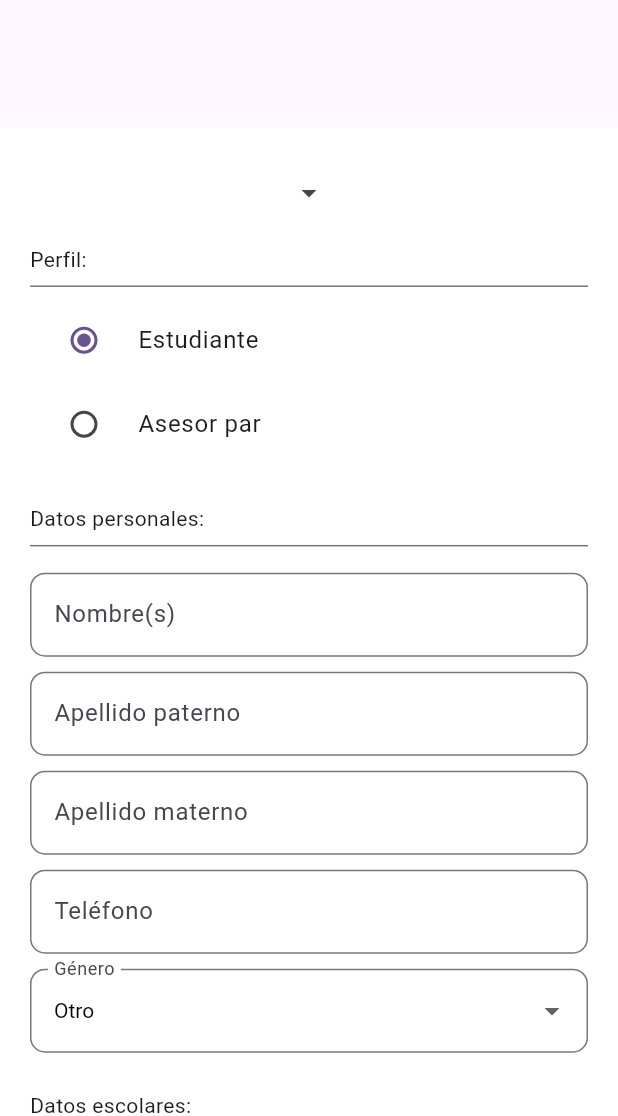
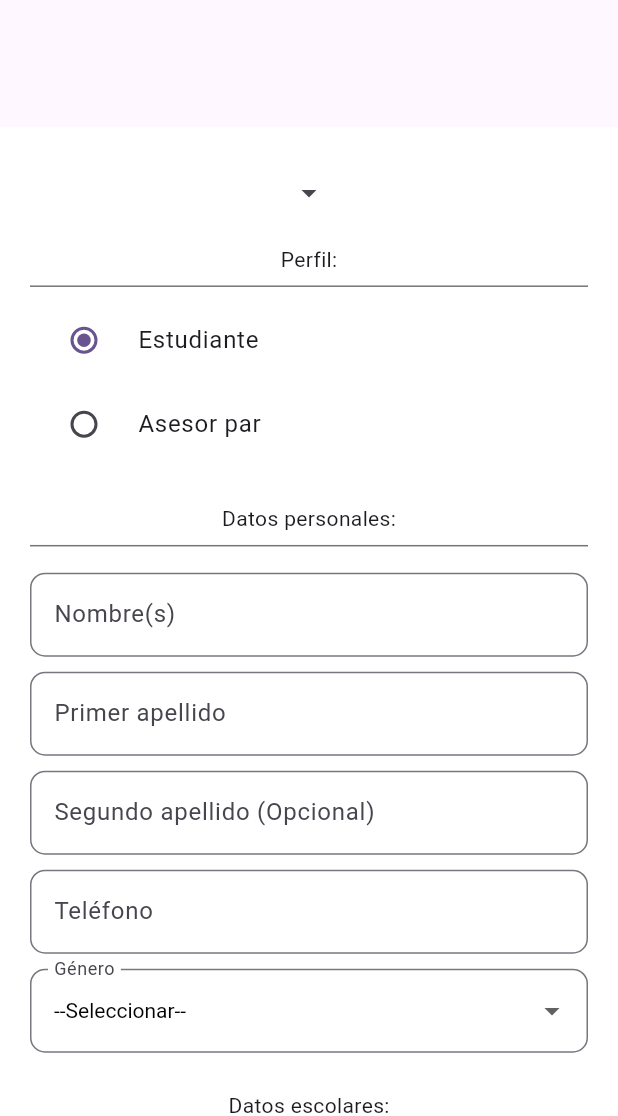
Before and after one commit to XamalionDev/academic_advice_app, a Flutter app: the screen it shows after launch, after a tap on "Registrarse", on a phone screen of 412 x 824 dp, the part 120-1236 px from its top. Run offline on Flutter 3.47's test engine with Material 2 defaults, Android fonts, the light colour scheme and no system bars; our stand-ins replace firebase_auth, firebase_core, flutter_riverpod, go_router; accounts and stored records are empty; generated files the repository leaves out were written again.

Commit message:
Design: part 2. Patch 3.

```diff
--- /dev/null
+++ b/lib/model/static_data/lists.dart
@@ -0,0 +1,18 @@
+final List<String> gendersList = <String>[
+  '--Seleccionar--','Hombre','Mujer', 'Otro', 'Prefiero no responder'
+];
+
+final List<String> degreeProgramList = <String>[
+  '--Seleccionar--',
+  'Ingeniería en Sistemas Compuatacionales',
+  'Ingeniería en Tecnologías de la Información',
+  'Ingeniería Mecatrónica',
+  'Ingeniería Industrial',
+  'Ingeniería en Gestión Empresarial',
+  'Ingeniería Bioquímica',
+  'Ingeniería en Nanotecnología'
+];
+
+final List<String> semesterList = <String>[
+  '--Seleccionar--','1','2','3','4','5','6','7','8','9','10','11','12'
+];
--- /dev/null
+++ b/lib/view/custom_widgets/custom_dropdown_field.dart
@@ -0,0 +1,94 @@
+import 'package:flutter/material.dart';
+import 'custom_settings.dart';
+
+class CustomDropdownField extends StatefulWidget {
+  final String label;
+  final List<String> items;
+  final ValueNotifier<String> dropdownValue;
+
+  const CustomDropdownField({
+    Key? key,
+    required this.label,
+    required this.items,
+    required this.dropdownValue,
+  }) : super(key: key);
+
+  @override
+  State<CustomDropdownField> createState() => _CustomDropdownField222();
+}
+
+class _CustomDropdownField222 extends State<CustomDropdownField> {
+  @override
+  Widget build(BuildContext context) {
+    return ValueListenableBuilder(
+      valueListenable: widget.dropdownValue,
+      builder: (context, String value, _) {
+        return DropdownButtonFormField(
+          validator: (value) {
+            return validateDropdown(value);
+          },
+          decoration: InputDecoration(
+            border: setBorder(),
+            labelText: widget.label,
+          ),
+          value: value.isEmpty ? null : value,
+          style: const TextStyle(fontWeight: FontWeight.normal, color: Colors.black),
+          icon: const Icon(Icons.arrow_drop_down),
+          elevation: 16,
+          onChanged: (String? newValue) {
+            widget.dropdownValue.value = newValue!;
+          },
+          items: widget.items.map<DropdownMenuItem<String>>((String value) {
+            return DropdownMenuItem<String>(
+              alignment: AlignmentDirectional.centerStart,
+              value: value,
+              child: Text(value),
+            );
+          }).toList(),
+        );
+      },
+    );
+  }
+}
+
+/*class CustomDropdownField extends StatefulWidget {
+  final String label;
+  final List<String> items;
+  const CustomDropdownField({super.key, required this.label, required this.items});
+
+  @override
+  State<CustomDropdownField> createState() => _CustomDropdownFieldState();
+}
+
+class _CustomDropdownFieldState extends State<CustomDropdownField> {
+  String dropdownValue = '--Seleccionar--';
+
+  @override
+  Widget build(BuildContext context) {
+    return DropdownButtonFormField(
+      validator: (value) {
+        return validateDropdown(value);
+      },
+      decoration: InputDecoration(
+        border: setBorder(),
+        labelText: widget.label,
+      ),
+      value: dropdownValue,
+      style: const TextStyle(fontWeight: FontWeight.normal, color: Colors.black),
+      icon: const Icon(Icons.arrow_drop_down),
+      elevation: 16,
+      onChanged: (newValue) {
+        setState(() {
+          dropdownValue = newValue.toString();
+        });
+      },
+      items: widget.items.map<DropdownMenuItem<String>>((String value) {
+        return DropdownMenuItem<String>(
+          alignment: AlignmentDirectional.centerStart,
+          value: value,
+          child: Text(value),
+        );
+      }).toList(),
+    );
+  }
+}*/
--- /dev/null
+++ b/lib/view/custom_widgets/custom_password_field.dart
@@ -0,0 +1,39 @@
+import 'package:flutter/material.dart';
+
+import 'custom_settings.dart';
+
+class CustomPasswordField extends StatefulWidget {
+  final TextEditingController controller;
+  const CustomPasswordField({
+    super.key,
+    required this.controller
+  });
+
+  @override
+  State<CustomPasswordField> createState() => _CustomPasswordFieldState();
+}
+
+class _CustomPasswordFieldState extends State<CustomPasswordField> {
+  bool showPassword = true;
+
+  @override
+  Widget build(BuildContext context) {
+    return TextFormField(
+      controller: widget.controller,
+      keyboardType: TextInputType.visiblePassword,
+      validator: validatePassword,
+      decoration: InputDecoration(
+          labelText: 'Contraseña',
+          border: setBorder(),
+          suffixIcon: IconButton(
+              onPressed: (){
+                setState(() {
+                  showPassword = !showPassword;
+                });
+              },
+              icon: Icon(showPassword ? Icons.visibility_off : Icons.visibility))
+      ),
+      obscureText: showPassword,
+    );
+  }
+}
--- /dev/null
+++ b/lib/view/custom_widgets/custom_text_field.dart
@@ -0,0 +1,36 @@
+import 'package:academic_advice_app/view/custom_widgets/custom_settings.dart';
+import 'package:flutter/material.dart';
+
+class CustomTextField extends StatefulWidget {
+  final TextEditingController controller;
+  final TextInputType inputType;
+  final String label;
+  final bool empty;
+
+  const CustomTextField({
+    super.key,
+    required this.label,
+    required this.controller,
+    required this.inputType,
+    required this.empty
+  });
+
+  @override
+  State<CustomTextField> createState() => _CustomTextFieldState();
+}
+
+class _CustomTextFieldState extends State<CustomTextField> {
+
+  @override
+  Widget build(BuildContext context) {
+    return TextFormField(
+      controller: widget.controller,
+      keyboardType: widget.inputType,
+      validator: widget.empty ? null : validateInput,
+      decoration: InputDecoration(
+        labelText: widget.label,
+        border: setBorder()
+      ),
+    );
+  }
+}
--- a/lib/view/screens/login_screen.dart
+++ b/lib/view/screens/login_screen.dart
@@ -1,4 +1,6 @@
 import 'package:academic_advice_app/model/providers/height_provider.dart';
+import 'package:academic_advice_app/view/custom_widgets/custom_password_field.dart';
+import 'package:academic_advice_app/view/custom_widgets/custom_text_field.dart';
 import 'package:flutter/material.dart';
 import 'package:flutter/services.dart' show SystemChannels;
 import 'package:flutter_riverpod/flutter_riverpod.dart';
@@ -50,55 +52,24 @@ class _LoginFormState extends State<LoginForm> {
   bool showPassword = true;
 
   @override
+  void dispose() {
+    emailController.dispose();
+    passwordController.dispose();
+
+    super.dispose();
+  }
+
+  @override
   Widget build(BuildContext context) {
     return Form(
       key: _formKey,
-      autovalidateMode: AutovalidateMode.onUserInteraction,
       child: Column(
         mainAxisAlignment: MainAxisAlignment.center,
         crossAxisAlignment: CrossAxisAlignment.center,
         children: [
-          TextFormField(
-            validator: (value) {
-              return (value == null || value.isEmpty) ? 'Ingrese algún valor' : null;
-            },
-            controller: emailController,
-            keyboardType: TextInputType.emailAddress,
-            decoration: InputDecoration(
-              labelText: 'Correo electrónico',
-              border: OutlineInputBorder(
-                  borderRadius: BorderRadius.circular(10)
-              ),
-            ),
-          ),
+          CustomTextField(label: 'Email', controller: emailController, inputType: TextInputType.emailAddress, empty: false),
           const SizedBox(height: 10),
-          TextFormField(
-            validator: (value) {
-              if (value == null || value.isEmpty) {
-                return 'Ingresa algún valor';
-              } else if (value.length < 6){
-                return 'Minimo 6 caracteres';
-              } else {
-                return null;
-              }
-            },
-            controller: passwordController,
-            keyboardType: TextInputType.visiblePassword,
-            decoration: InputDecoration(
-                labelText: 'Contraseña',
-                border: OutlineInputBorder(
-                    borderRadius: BorderRadius.circular(10)
-                ),
-                suffixIcon: IconButton(
-                    onPressed: (){
-                      setState(() {
-                        showPassword = !showPassword;
-                      });
-                    },
-                    icon: Icon(showPassword ? Icons.visibility_off : Icons.visibility))
-            ),
-            obscureText: showPassword
-          ),
+          CustomPasswordField(controller: passwordController),
           const SizedBox(height: 20),
           OutlinedButton(
               onPressed: (){
--- a/lib/view/screens/register_screen.dart
+++ b/lib/view/screens/register_screen.dart
@@ -1,5 +1,9 @@
-import 'package:academic_advice_app/model/enums/enums.dart';
 import 'package:academic_advice_app/model/providers/height_provider.dart';
+import 'package:academic_advice_app/model/static_data/enums.dart';
+import 'package:academic_advice_app/model/static_data/lists.dart';
+import 'package:academic_advice_app/view/custom_widgets/custom_dropdown_field.dart';
+import 'package:academic_advice_app/view/custom_widgets/custom_password_field.dart';
+import 'package:academic_advice_app/view/custom_widgets/custom_text_field.dart';
 import 'package:flutter/material.dart';
 import 'package:flutter/services.dart' show SystemChannels;
 import 'package:flutter_riverpod/flutter_riverpod.dart';
@@ -31,12 +35,7 @@ class RegisterScreen extends ConsumerWidget {
                 },
                 icon: const Icon(Icons.arrow_drop_down)),
             const SizedBox(height: 10),
-            const RegisterForm(),
-            const SizedBox(height: 10),
-            ElevatedButton(
-              onPressed: () {},
-              child: const Text('Registrarse'),
-            ),
+            const RegisterForm()
           ],
         ),
       ),
@@ -53,17 +52,61 @@ class RegisterForm extends StatefulWidget {
 
 class _RegisterFormState extends State<RegisterForm> {
   UserRoles _userRole = UserRoles.Advisee;
-  String dropdownValue = Genders.Otro.name;
+
   final _formKey = GlobalKey<FormState>();
-  bool showPassword = true;
+  final nameController = TextEditingController();
+  final lastName1Controller = TextEditingController();
+  final lastName2Controller = TextEditingController();
+  final phoneNumberController = TextEditingController();
+  ValueNotifier<String> gender = ValueNotifier('--Seleccionar--');
+  ValueNotifier<String> degreeProgram = ValueNotifier('--Seleccionar--');
+  ValueNotifier<String> semester = ValueNotifier('--Seleccionar--');
+  final numControlController = TextEditingController();
+  final emailController = TextEditingController();
+  final passwordController = TextEditingController();
+
+  _genderListener(){
+
+  }
+  _degreeProgramListener() {
+
+  }
+
+  _semesterListener() {
+
+  }
+
+  @override
+  void dispose() {
+    gender.removeListener(_genderListener);
+    degreeProgram.removeListener(_degreeProgramListener);
+    semester.removeListener(_semesterListener);
+
+    nameController.dispose();
+    lastName1Controller.dispose();
+    lastName2Controller.dispose();
+    phoneNumberController.dispose();
+    gender.dispose();
+    degreeProgram.dispose();
+    semester.dispose();
+    numControlController.dispose();
+    emailController.dispose();
+    passwordController.dispose();
+
+    super.dispose();
+  }
 
   @override
   Widget build(BuildContext context) {
+    gender.addListener(_genderListener);
+    degreeProgram.addListener(_degreeProgramListener);
+    semester.addListener(_semesterListener);
+
     return Form(
       key: _formKey,
       child: Column(
         mainAxisAlignment: MainAxisAlignment.center,
-        crossAxisAlignment: CrossAxisAlignment.start,
+        crossAxisAlignment: CrossAxisAlignment.center,
         children: [
 /******************************************************************************/
           const Text('Perfil:'),
@@ -100,84 +143,15 @@ class _RegisterFormState extends State<RegisterForm> {
             thickness: 1,
           ),
           const SizedBox(height: 10),
-          TextFormField(
-            keyboardType: TextInputType.text,
-            validator: (value) {
-              if (value == null || value.isEmpty) {
-                return 'Please enter some text';
-              }
-              return null;
-            },
-            decoration: InputDecoration(
-              border: setBorder(),
-              labelText: 'Nombre(s)',
-            ),
-          ),
+          CustomTextField(label: 'Nombre(s)', controller: nameController, inputType: TextInputType.text, empty: false),
           const SizedBox(height: 10),
-          TextFormField(
-            keyboardType: TextInputType.text,
-            validator: (value) {
-              if (value == null || value.isEmpty) {
-                return 'Please enter some text';
-              }
-              return null;
-            },
-            decoration: InputDecoration(
-              border: setBorder(),
-              labelText: 'Apellido paterno',
-            ),
-          ),
+          CustomTextField(label: 'Primer apellido', controller: lastName1Controller, inputType: TextInputType.text, empty: false),
           const SizedBox(height: 10),
-          TextFormField(
-            keyboardType: TextInputType.text,
-            validator: (value) {
-              if (value == null || value.isEmpty) {
-                return 'Please enter some text';
-              }
-              return null;
-            },
-            decoration: InputDecoration(
-              border: setBorder(),
-              labelText: 'Apellido materno',
-            ),
-          ),
+          CustomTextField(label: 'Segundo apellido (Opcional)', controller: lastName2Controller, inputType: TextInputType.text, empty: true),
           const SizedBox(height: 10),
-          TextFormField(
-            keyboardType: TextInputType.phone,
-            validator: (value) {
-              if (value == null || value.isEmpty) {
-                return 'Please enter some text';
-              }
-              return null;
-            },
-            decoration: InputDecoration(
-              border: setBorder(),
-              labelText: 'Teléfono',
-            ),
-          ),
+          CustomTextField(label: 'Teléfono', controller: phoneNumberController, inputType: TextInputType.phone, empty: false),
           const SizedBox(height: 10),
-          DropdownButtonFormField(
-            decoration: InputDecoration(
-              border: setBorder(),
-              labelText: 'Género',
-            ),
-            value: dropdownValue,
-            style: const TextStyle(fontWeight: FontWeight.normal, color: Colors.black),
-            icon: const Icon(Icons.arrow_drop_down),
-            elevation: 16,
-            onChanged: (newValue) {
-              setState(() {
-                dropdownValue = newValue.toString();
-              });
-            },
-            items: (Genders.values).map<DropdownMenuItem<String>>((Genders value) {
-              return DropdownMenuItem<String>(
-                alignment: AlignmentDirectional.centerStart,
-                value: value.name,
-                child: Text(value.name),
-              );
-            }).toList(),
-          ),
+          CustomDropdownField(label: 'Género', items: gendersList, dropdownValue: gender),
           const SizedBox(height: 25),
 
 /******************************************************************************/
@@ -187,18 +161,11 @@ class _RegisterFormState extends State<RegisterForm> {
             thickness: 1,
           ),
           const SizedBox(height: 10),
-          TextFormField(
-            validator: (value) {
-              if (value == null || value.isEmpty) {
-                return 'Please enter some text';
-              }
-              return null;
-            },
-            decoration: InputDecoration(
-              border: setBorder(),
-              labelText: 'Name',
-            ),
-          ),
+          CustomDropdownField(label: 'Programa educativo', items: degreeProgramList, dropdownValue: degreeProgram),
+          const SizedBox(height: 10),
+          CustomDropdownField(label: 'Semestre', items: semesterList, dropdownValue: semester),
+          const SizedBox(height: 10),
+          CustomTextField(label: 'Número de control', controller: numControlController, inputType: TextInputType.text, empty: false),
           const SizedBox(height: 25),
 
 /******************************************************************************/
@@ -208,51 +175,20 @@ class _RegisterFormState extends State<RegisterForm> {
             thickness: 1,
           ),
           const SizedBox(height: 10),
-          TextFormField(
-            validator: (value) {
-              return (value == null || value.isEmpty) ? 'Ingrese algún valor' : null;
+          CustomTextField(label: 'Correo electrónico', controller: emailController, inputType: TextInputType.emailAddress, empty: false),
+          const SizedBox(height: 10),
+          CustomPasswordField(controller: passwordController),
+          const SizedBox(height: 25),
+          ElevatedButton(
+            onPressed: () {
+              if(_formKey.currentState!.validate()) {
+
+              }
             },
-            keyboardType: TextInputType.emailAddress,
-            decoration: InputDecoration(
-              labelText: 'Correo electrónico',
-              border: setBorder(),
-            ),
+            child: const Text('Registrarse'),
           ),
-          const SizedBox(height: 10),
-          TextFormField(
-              validator: (value) {
-                if (value == null || value.isEmpty) {
-                  return 'Ingresa algún valor';
-                } else if (value.length < 6){
-                  return 'Minimo 6 caracteres';
-                } else {
-                  return null;
-                }
-              },
-              keyboardType: TextInputType.visiblePassword,
-              decoration: InputDecoration(
-                  labelText: 'Contraseña',
-                  border: setBorder(),
-                  suffixIcon: IconButton(
-                      onPressed: (){
-                        setState(() {
-                          showPassword = !showPassword;
-                        });
-                      },
-                      icon: Icon(showPassword ? Icons.visibility_off : Icons.visibility))
-              ),
-              obscureText: showPassword
-          ),
-          const SizedBox(height: 10),
         ],
       )
     );
   }
-
-  InputBorder setBorder() {
-    return OutlineInputBorder(
-      borderRadius: BorderRadius.circular(10)
-    );
-  }
-
 }
```
Also changed, not shown: lib/view/custom_widgets/custom_settings.dart (added, +27 -0 lines), lib/model/static_data/enums.dart (renamed from lib/model/enums/enums.dart).
